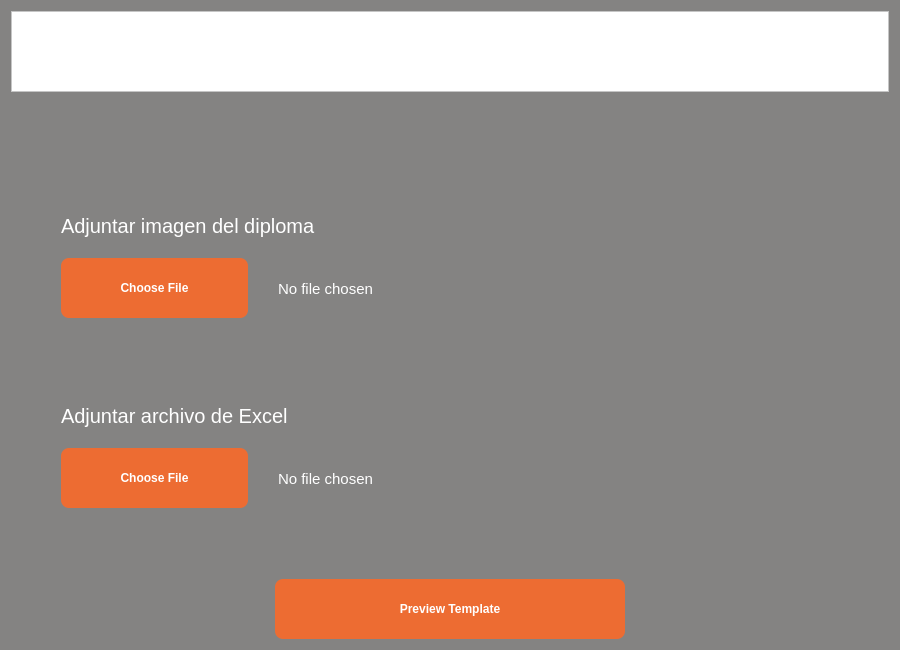
RicarlOz/DiplomaGenerator, file FileUploadScreen.ui: the form before one commit.
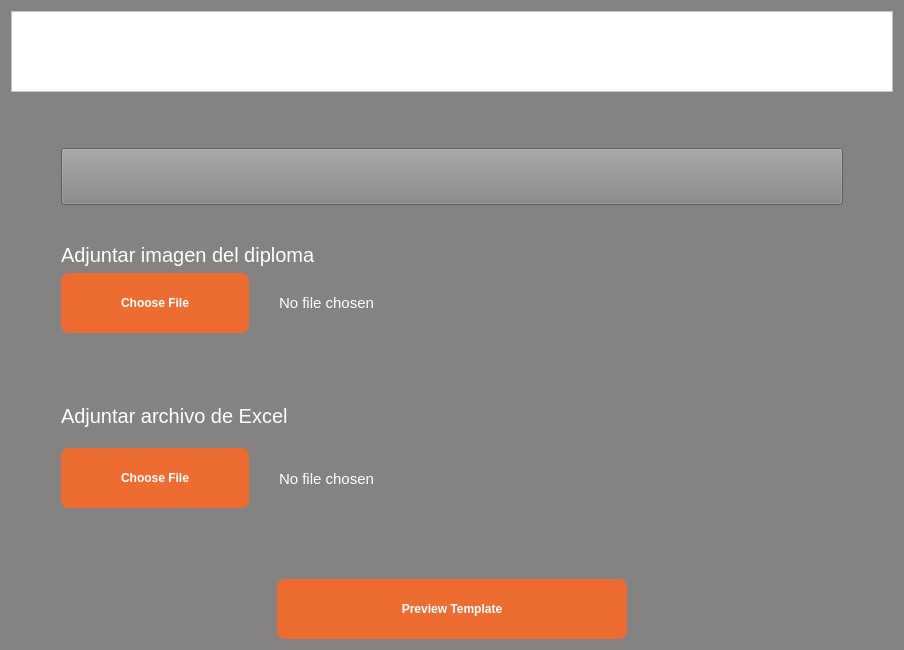
The form after the commit. Icons and pictures are not drawn.

Commit message: Imagen de Boton y Bug

The edit to the form file:
```diff
--- a/FileUploadScreen.ui
+++ b/FileUploadScreen.ui
@@ -148,6 +148,15 @@
        </color>
       </brush>
      </colorrole>
+     <colorrole role="PlaceholderText">
+      <brush brushstyle="NoBrush">
+       <color alpha="128">
+        <red>255</red>
+        <green>255</green>
+        <blue>255</blue>
+       </color>
+      </brush>
+     </colorrole>
     </active>
     <inactive>
      <colorrole role="WindowText">
@@ -285,6 +294,15 @@
        </color>
       </brush>
      </colorrole>
+     <colorrole role="PlaceholderText">
+      <brush brushstyle="NoBrush">
+       <color alpha="128">
+        <red>255</red>
+        <green>255</green>
+        <blue>255</blue>
+       </color>
+      </brush>
+     </colorrole>
     </inactive>
     <disabled>
      <colorrole role="WindowText">
@@ -422,6 +440,15 @@
        </color>
       </brush>
      </colorrole>
+     <colorrole role="PlaceholderText">
+      <brush brushstyle="NoBrush">
+       <color alpha="128">
+        <red>255</red>
+        <green>255</green>
+        <blue>255</blue>
+       </color>
+      </brush>
+     </colorrole>
     </disabled>
    </palette>
   </property>
@@ -436,6 +463,424 @@
 background-color: rgb(132, 131, 130);</string>
   </property>
   <layout class="QGridLayout" name="gridLayout">
+   <item row="4" column="0">
+    <layout class="QHBoxLayout" name="horizontalLayout">
+     <item>
+      <widget class="QPushButton" name="btnPreviewTemplate">
+       <property name="sizePolicy">
+        <sizepolicy hsizetype="Maximum" vsizetype="Fixed">
+         <horstretch>0</horstretch>
+         <verstretch>0</verstretch>
+        </sizepolicy>
+       </property>
+       <property name="minimumSize">
+        <size>
+         <width>350</width>
+         <height>60</height>
+        </size>
+       </property>
+       <property name="font">
+        <font>
+         <pointsize>9</pointsize>
+         <weight>75</weight>
+         <bold>true</bold>
+        </font>
+       </property>
+       <property name="styleSheet">
+        <string notr="true">background-color: rgb(237, 108, 50);
+border-radius: 8px</string>
+       </property>
+       <property name="text">
+        <string>Preview Template</string>
+       </property>
+      </widget>
+     </item>
+    </layout>
+   </item>
+   <item row="3" column="0">
+    <layout class="QVBoxLayout" name="vlExcel">
+     <property name="leftMargin">
+      <number>50</number>
+     </property>
+     <property name="rightMargin">
+      <number>50</number>
+     </property>
+     <property name="bottomMargin">
+      <number>50</number>
+     </property>
+     <item>
+      <widget class="QLabel" name="lbAttachExcel">
+       <property name="styleSheet">
+        <string notr="true">font-size: 20px</string>
+       </property>
+       <property name="text">
+        <string>Adjuntar archivo de Excel</string>
+       </property>
+       <property name="alignment">
+        <set>Qt::AlignBottom|Qt::AlignLeading|Qt::AlignLeft</set>
+       </property>
+      </widget>
+     </item>
+     <item>
+      <layout class="QHBoxLayout" name="hlExcel" stretch="1,3">
+       <property name="spacing">
+        <number>30</number>
+       </property>
+       <item>
+        <widget class="QPushButton" name="btnChooseFileExcel">
+         <property name="minimumSize">
+          <size>
+           <width>0</width>
+           <height>60</height>
+          </size>
+         </property>
+         <property name="font">
+          <font>
+           <pointsize>9</pointsize>
+           <weight>75</weight>
+           <bold>true</bold>
+          </font>
+         </property>
+         <property name="autoFillBackground">
+          <bool>false</bool>
+         </property>
+         <property name="styleSheet">
+          <string notr="true">background-color: rgb(237, 108, 50);
+border-radius: 8px</string>
+         </property>
+         <property name="text">
+          <string>Choose File</string>
+         </property>
+        </widget>
+       </item>
+       <item>
+        <widget class="QLabel" name="lbFileNameExcel">
+         <property name="styleSheet">
+          <string notr="true">font-size: 15px;</string>
+         </property>
+         <property name="text">
+          <string>No file chosen</string>
+         </property>
+        </widget>
+       </item>
+      </layout>
+     </item>
+    </layout>
+   </item>
+   <item row="2" column="0">
+    <layout class="QVBoxLayout" name="vlImg">
+     <property name="leftMargin">
+      <number>50</number>
+     </property>
+     <property name="topMargin">
+      <number>50</number>
+     </property>
+     <property name="rightMargin">
+      <number>50</number>
+     </property>
+     <item>
+      <widget class="QPushButton" name="btnGoBack">
+       <property name="enabled">
+        <bool>true</bool>
+       </property>
+       <property name="sizePolicy">
+        <sizepolicy hsizetype="Preferred" vsizetype="Preferred">
+         <horstretch>0</horstretch>
+         <verstretch>0</verstretch>
+        </sizepolicy>
+       </property>
+       <property name="minimumSize">
+        <size>
+         <width>782</width>
+         <height>0</height>
+        </size>
+       </property>
+       <property name="styleSheet">
+        <string notr="true"/>
+       </property>
+       <property name="text">
+        <string/>
+       </property>
+       <property name="icon">
+        <iconset>
+         <selectedon>Arrow2.png</selectedon>
+        </iconset>
+       </property>
+      </widget>
+     </item>
+     <item>
+      <widget class="QLabel" name="lbAttachImg">
+       <property name="styleSheet">
+        <string notr="true">font-size: 20px</string>
+       </property>
+       <property name="text">
+        <string>Adjuntar imagen del diploma</string>
+       </property>
+       <property name="alignment">
+        <set>Qt::AlignBottom|Qt::AlignLeading|Qt::AlignLeft</set>
+       </property>
+      </widget>
+     </item>
+     <item>
+      <layout class="QHBoxLayout" name="hlImg" stretch="1,3">
+       <property name="spacing">
+        <number>30</number>
+       </property>
+       <item>
+        <widget class="QPushButton" name="btnChooseFileImg">
+         <property name="enabled">
+          <bool>true</bool>
+         </property>
+         <property name="minimumSize">
+          <size>
+           <width>0</width>
+           <height>60</height>
+          </size>
+         </property>
+         <property name="palette">
+          <palette>
+           <active>
+            <colorrole role="WindowText">
+             <brush brushstyle="SolidPattern">
+              <color alpha="255">
+               <red>255</red>
+               <green>255</green>
+               <blue>255</blue>
+              </color>
+             </brush>
+            </colorrole>
+            <colorrole role="Button">
+             <brush brushstyle="SolidPattern">
+              <color alpha="255">
+               <red>237</red>
+               <green>108</green>
+               <blue>50</blue>
+              </color>
+             </brush>
+            </colorrole>
+            <colorrole role="Text">
+             <brush brushstyle="SolidPattern">
+              <color alpha="255">
+               <red>255</red>
+               <green>255</green>
+               <blue>255</blue>
+              </color>
+             </brush>
+            </colorrole>
+            <colorrole role="ButtonText">
+             <brush brushstyle="SolidPattern">
+              <color alpha="255">
+               <red>255</red>
+               <green>255</green>
+               <blue>255</blue>
+              </color>
+             </brush>
+            </colorrole>
+            <colorrole role="Base">
+             <brush brushstyle="SolidPattern">
+              <color alpha="255">
+               <red>237</red>
+               <green>108</green>
+               <blue>50</blue>
+              </color>
+             </brush>
+            </colorrole>
+            <colorrole role="Window">
+             <brush brushstyle="SolidPattern">
+              <color alpha="255">
+               <red>237</red>
+               <green>108</green>
+               <blue>50</blue>
+              </color>
+             </brush>
+            </colorrole>
+            <colorrole role="PlaceholderText">
+             <brush brushstyle="NoBrush">
+              <color alpha="128">
+               <red>255</red>
+               <green>255</green>
+               <blue>255</blue>
+              </color>
+             </brush>
+            </colorrole>
+           </active>
+           <inactive>
+            <colorrole role="WindowText">
+             <brush brushstyle="SolidPattern">
+              <color alpha="255">
+               <red>255</red>
+               <green>255</green>
+               <blue>255</blue>
+              </color>
+             </brush>
+            </colorrole>
+            <colorrole role="Button">
+             <brush brushstyle="SolidPattern">
+              <color alpha="255">
+               <red>237</red>
+               <green>108</green>
+               <blue>50</blue>
+              </color>
+             </brush>
+            </colorrole>
+            <colorrole role="Text">
+             <brush brushstyle="SolidPattern">
+              <color alpha="255">
+               <red>255</red>
+               <green>255</green>
+               <blue>255</blue>
+              </color>
+             </brush>
+            </colorrole>
+            <colorrole role="ButtonText">
+             <brush brushstyle="SolidPattern">
+              <color alpha="255">
+               <red>255</red>
+               <green>255</green>
+               <blue>255</blue>
+              </color>
+             </brush>
+            </colorrole>
+            <colorrole role="Base">
+             <brush brushstyle="SolidPattern">
+              <color alpha="255">
+               <red>237</red>
+               <green>108</green>
+               <blue>50</blue>
+              </color>
+             </brush>
+            </colorrole>
+            <colorrole role="Window">
+             <brush brushstyle="SolidPattern">
+              <color alpha="255">
+               <red>237</red>
+               <green>108</green>
+               <blue>50</blue>
+              </color>
+             </brush>
+            </colorrole>
+            <colorrole role="PlaceholderText">
+             <brush brushstyle="NoBrush">
+              <color alpha="128">
+               <red>255</red>
+               <green>255</green>
+               <blue>255</blue>
+              </color>
+             </brush>
+            </colorrole>
+           </inactive>
+           <disabled>
+            <colorrole role="WindowText">
+             <brush brushstyle="SolidPattern">
+              <color alpha="255">
+               <red>255</red>
+               <green>255</green>
+               <blue>255</blue>
+              </color>
+             </brush>
+            </colorrole>
+            <colorrole role="Button">
+             <brush brushstyle="SolidPattern">
+              <color alpha="255">
+               <red>237</red>
+               <green>108</green>
+               <blue>50</blue>
+              </color>
+             </brush>
+            </colorrole>
+            <colorrole role="Text">
+             <brush brushstyle="SolidPattern">
+              <color alpha="255">
+               <red>255</red>
+               <green>255</green>
+               <blue>255</blue>
+              </color>
+             </brush>
+            </colorrole>
+            <colorrole role="ButtonText">
+             <brush brushstyle="SolidPattern">
+              <color alpha="255">
+               <red>255</red>
+               <green>255</green>
+               <blue>255</blue>
+              </color>
+             </brush>
+            </colorrole>
+            <colorrole role="Base">
+             <brush brushstyle="SolidPattern">
+              <color alpha="255">
+               <red>237</red>
+               <green>108</green>
+               <blue>50</blue>
+              </color>
+             </brush>
+            </colorrole>
+            <colorrole role="Window">
+             <brush brushstyle="SolidPattern">
+              <color alpha="255">
+               <red>237</red>
+               <green>108</green>
+               <blue>50</blue>
+              </color>
+             </brush>
+            </colorrole>
+            <colorrole role="PlaceholderText">
+             <brush brushstyle="NoBrush">
+              <color alpha="128">
+               <red>255</red>
+               <green>255</green>
+               <blue>255</blue>
+              </color>
+             </brush>
+            </colorrole>
+           </disabled>
+          </palette>
+         </property>
+         <property name="font">
+          <font>
+           <pointsize>9</pointsize>
+           <weight>75</weight>
+           <bold>true</bold>
+          </font>
+         </property>
+         <property name="autoFillBackground">
+          <bool>false</bool>
+         </property>
+         <property name="styleSheet">
+          <string notr="true">background-color: rgb(237, 108, 50);
+border-radius: 8px</string>
+         </property>
+         <property name="text">
+          <string>Choose File</string>
+         </property>
+         <property name="checkable">
+          <bool>false</bool>
+         </property>
+         <property name="autoDefault">
+          <bool>false</bool>
+         </property>
+         <property name="default">
+          <bool>false</bool>
+         </property>
+         <property name="flat">
+          <bool>false</bool>
+         </property>
+        </widget>
+       </item>
+       <item>
+        <widget class="QLabel" name="lbFileNameImg">
+         <property name="styleSheet">
+          <string notr="true">font-size: 15px;</string>
+         </property>
+         <property name="text">
+          <string>No file chosen</string>
+         </property>
+        </widget>
+       </item>
+      </layout>
+     </item>
+    </layout>
+   </item>
    <item row="0" column="0">
     <widget class="QFrame" name="frame">
      <property name="maximumSize">
@@ -486,367 +931,6 @@
      </layout>
     </widget>
    </item>
-   <item row="1" column="0">
-    <layout class="QVBoxLayout" name="vlImg">
-     <property name="leftMargin">
-      <number>50</number>
-     </property>
-     <property name="topMargin">
-      <number>50</number>
-     </property>
-     <property name="rightMargin">
-      <number>50</number>
-     </property>
-     <item>
-      <widget class="QLabel" name="lbAttachImg">
-       <property name="styleSheet">
-        <string notr="true">font-size: 20px</string>
-       </property>
-       <property name="text">
-        <string>Adjuntar imagen del diploma</string>
-       </property>
-       <property name="alignment">
-        <set>Qt::AlignBottom|Qt::AlignLeading|Qt::AlignLeft</set>
-       </property>
-      </widget>
-     </item>
-     <item>
-      <layout class="QHBoxLayout" name="hlImg" stretch="1,3">
-       <property name="spacing">
-        <number>30</number>
-       </property>
-       <item>
-        <widget class="QPushButton" name="btnChooseFileImg">
-         <property name="enabled">
-          <bool>true</bool>
-         </property>
-         <property name="minimumSize">
-          <size>
-           <width>0</width>
-           <height>60</height>
-          </size>
-         </property>
-         <property name="palette">
-          <palette>
-           <active>
-            <colorrole role="WindowText">
-             <brush brushstyle="SolidPattern">
-              <color alpha="255">
-               <red>255</red>
-               <green>255</green>
-               <blue>255</blue>
-              </color>
-             </brush>
-            </colorrole>
-            <colorrole role="Button">
-             <brush brushstyle="SolidPattern">
-              <color alpha="255">
-               <red>237</red>
-               <green>108</green>
-               <blue>50</blue>
-              </color>
-             </brush>
-            </colorrole>
-            <colorrole role="Text">
-             <brush brushstyle="SolidPattern">
-              <color alpha="255">
-               <red>255</red>
-               <green>255</green>
-               <blue>255</blue>
-              </color>
-             </brush>
-            </colorrole>
-            <colorrole role="ButtonText">
-             <brush brushstyle="SolidPattern">
-              <color alpha="255">
-               <red>255</red>
-               <green>255</green>
-               <blue>255</blue>
-              </color>
-             </brush>
-            </colorrole>
-            <colorrole role="Base">
-             <brush brushstyle="SolidPattern">
-              <color alpha="255">
-               <red>237</red>
-               <green>108</green>
-               <blue>50</blue>
-              </color>
-             </brush>
-            </colorrole>
-            <colorrole role="Window">
-             <brush brushstyle="SolidPattern">
-              <color alpha="255">
-               <red>237</red>
-               <green>108</green>
-               <blue>50</blue>
-              </color>
-             </brush>
-            </colorrole>
-           </active>
-           <inactive>
-            <colorrole role="WindowText">
-             <brush brushstyle="SolidPattern">
-              <color alpha="255">
-               <red>255</red>
-               <green>255</green>
-               <blue>255</blue>
-              </color>
-             </brush>
-            </colorrole>
-            <colorrole role="Button">
-             <brush brushstyle="SolidPattern">
-              <color alpha="255">
-               <red>237</red>
-               <green>108</green>
-               <blue>50</blue>
-              </color>
-             </brush>
-            </colorrole>
-            <colorrole role="Text">
-             <brush brushstyle="SolidPattern">
-              <color alpha="255">
-               <red>255</red>
-               <green>255</green>
-               <blue>255</blue>
-              </color>
-             </brush>
-            </colorrole>
-            <colorrole role="ButtonText">
-             <brush brushstyle="SolidPattern">
-              <color alpha="255">
-               <red>255</red>
-               <green>255</green>
-               <blue>255</blue>
-              </color>
-             </brush>
-            </colorrole>
-            <colorrole role="Base">
-             <brush brushstyle="SolidPattern">
-              <color alpha="255">
-               <red>237</red>
-               <green>108</green>
-               <blue>50</blue>
-              </color>
-             </brush>
-            </colorrole>
-            <colorrole role="Window">
-             <brush brushstyle="SolidPattern">
-              <color alpha="255">
-               <red>237</red>
-               <green>108</green>
-               <blue>50</blue>
-              </color>
-             </brush>
-            </colorrole>
-           </inactive>
-           <disabled>
-            <colorrole role="WindowText">
-             <brush brushstyle="SolidPattern">
-              <color alpha="255">
-               <red>255</red>
-               <green>255</green>
-               <blue>255</blue>
-              </color>
-             </brush>
-            </colorrole>
-            <colorrole role="Button">
-             <brush brushstyle="SolidPattern">
-              <color alpha="255">
-               <red>237</red>
-               <green>108</green>
-               <blue>50</blue>
-              </color>
-             </brush>
-            </colorrole>
-            <colorrole role="Text">
-             <brush brushstyle="SolidPattern">
-              <color alpha="255">
-               <red>255</red>
-               <green>255</green>
-               <blue>255</blue>
-              </color>
-             </brush>
-            </colorrole>
-            <colorrole role="ButtonText">
-             <brush brushstyle="SolidPattern">
-              <color alpha="255">
-               <red>255</red>
-               <green>255</green>
-               <blue>255</blue>
-              </color>
-             </brush>
-            </colorrole>
-            <colorrole role="Base">
-             <brush brushstyle="SolidPattern">
-              <color alpha="255">
-               <red>237</red>
-               <green>108</green>
-               <blue>50</blue>
-              </color>
-             </brush>
-            </colorrole>
-            <colorrole role="Window">
-             <brush brushstyle="SolidPattern">
-              <color alpha="255">
-               <red>237</red>
-               <green>108</green>
-               <blue>50</blue>
-              </color>
-             </brush>
-            </colorrole>
-           </disabled>
-          </palette>
-         </property>
-         <property name="font">
-          <font>
-           <pointsize>9</pointsize>
-           <weight>75</weight>
-           <bold>true</bold>
-          </font>
-         </property>
-         <property name="autoFillBackground">
-          <bool>false</bool>
-         </property>
-         <property name="styleSheet">
-          <string notr="true">background-color: rgb(237, 108, 50);
-border-radius: 8px</string>
-         </property>
-         <property name="text">
-          <string>Choose File</string>
-         </property>
-         <property name="checkable">
-          <bool>false</bool>
-         </property>
-         <property name="autoDefault">
-          <bool>false</bool>
-         </property>
-         <property name="default">
-          <bool>false</bool>
-         </property>
-         <property name="flat">
-          <bool>false</bool>
-         </property>
-        </widget>
-       </item>
-       <item>
-        <widget class="QLabel" name="lbFileNameImg">
-         <property name="styleSheet">
-          <string notr="true">font-size: 15px;</string>
-         </property>
-         <property name="text">
-          <string>No file chosen</string>
-         </property>
-        </widget>
-       </item>
-      </layout>
-     </item>
-    </layout>
-   </item>
-   <item row="2" column="0">
-    <layout class="QVBoxLayout" name="vlExcel">
-     <property name="leftMargin">
-      <number>50</number>
-     </property>
-     <property name="rightMargin">
-      <number>50</number>
-     </property>
-     <property name="bottomMargin">
-      <number>50</number>
-     </property>
-     <item>
-      <widget class="QLabel" name="lbAttachExcel">
-       <property name="styleSheet">
-        <string notr="true">font-size: 20px</string>
-       </property>
-       <property name="text">
-        <string>Adjuntar archivo de Excel</string>
-       </property>
-       <property name="alignment">
-        <set>Qt::AlignBottom|Qt::AlignLeading|Qt::AlignLeft</set>
-       </property>
-      </widget>
-     </item>
-     <item>
-      <layout class="QHBoxLayout" name="hlExcel" stretch="1,3">
-       <property name="spacing">
-        <number>30</number>
-       </property>
-       <item>
-        <widget class="QPushButton" name="btnChooseFileExcel">
-         <property name="minimumSize">
-          <size>
-           <width>0</width>
-           <height>60</height>
-          </size>
-         </property>
-         <property name="font">
-          <font>
-           <pointsize>9</pointsize>
-           <weight>75</weight>
-           <bold>true</bold>
-          </font>
-         </property>
-         <property name="autoFillBackground">
-          <bool>false</bool>
-         </property>
-         <property name="styleSheet">
-          <string notr="true">background-color: rgb(237, 108, 50);
-border-radius: 8px</string>
-         </property>
-         <property name="text">
-          <string>Choose File</string>
-         </property>
-        </widget>
-       </item>
-       <item>
-        <widget class="QLabel" name="lbFileNameExcel">
-         <property name="styleSheet">
-          <string notr="true">font-size: 15px;</string>
-         </property>
-         <property name="text">
-          <string>No file chosen</string>
-         </property>
-        </widget>
-       </item>
-      </layout>
-     </item>
-    </layout>
-   </item>
-   <item row="3" column="0">
-    <layout class="QHBoxLayout" name="horizontalLayout">
-     <item>
-      <widget class="QPushButton" name="btnPreviewTemplate">
-       <property name="sizePolicy">
-        <sizepolicy hsizetype="Maximum" vsizetype="Fixed">
-         <horstretch>0</horstretch>
-         <verstretch>0</verstretch>
-        </sizepolicy>
-       </property>
-       <property name="minimumSize">
-        <size>
-         <width>350</width>
-         <height>60</height>
-        </size>
-       </property>
-       <property name="font">
-        <font>
-         <pointsize>9</pointsize>
-         <weight>75</weight>
-         <bold>true</bold>
-        </font>
-       </property>
-       <property name="styleSheet">
-        <string notr="true">background-color: rgb(237, 108, 50);
-border-radius: 8px</string>
-       </property>
-       <property name="text">
-        <string>Preview Template</string>
-       </property>
-      </widget>
-     </item>
-    </layout>
-   </item>
   </layout>
   <zorder>frame</zorder>
   <zorder>btnPreviewTemplate</zorder>
```
Left out of the diff: 7 changed lines with no effect on the pictures. The commit also changes 4 other files.
